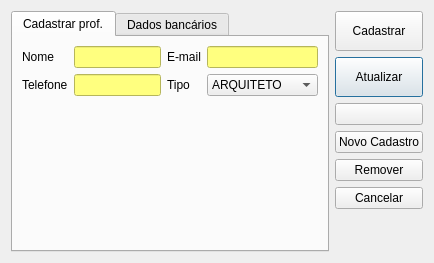
This is ui/cadastroprofissional.ui in lellisls/ERP-STACCATO as Qt 5 draws it before an edit. The edited form follows.
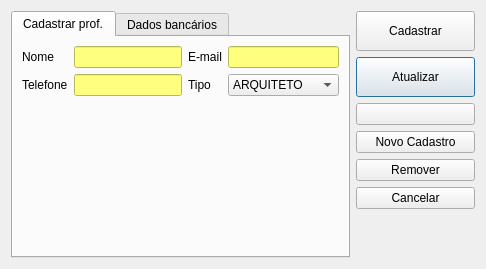
This is the edited form. Icons and pictures are not drawn. Custom widgets are drawn as their Qt base class.

What changed in the file:
```diff
--- a/ui/cadastroprofissional.ui
+++ b/ui/cadastroprofissional.ui
@@ -9,8 +9,8 @@
    <rect>
     <x>0</x>
     <y>0</y>
-    <width>434</width>
-    <height>263</height>
+    <width>486</width>
+    <height>269</height>
    </rect>
   </property>
   <property name="windowTitle">
```
Left out of the diff: 6 changed lines with no effect on the pictures.
